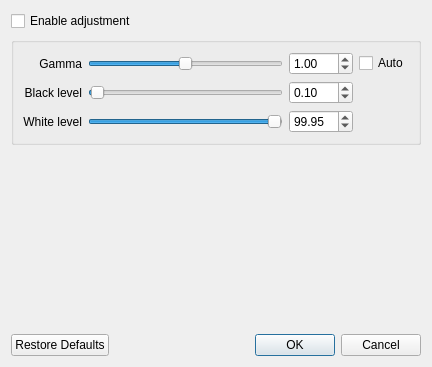
This is client/src/ui/dialogs/adjust_video_dialog.ui in networkoptix/nx_open as Qt 5 draws it before an edit. The edited form follows.
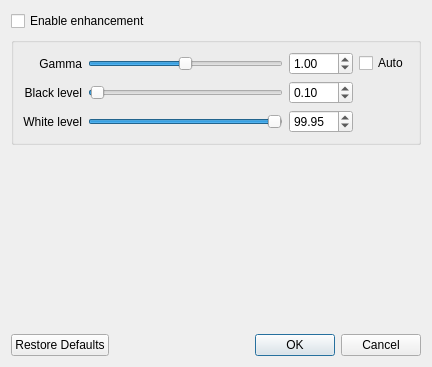
This is the edited form. Custom widgets are drawn as their Qt base class.

What changed in the file:
```diff
--- a/client/src/ui/dialogs/adjust_video_dialog.ui
+++ b/client/src/ui/dialogs/adjust_video_dialog.ui
@@ -20,7 +20,7 @@
    <item>
     <widget class="QCheckBox" name="enableAdjustment">
      <property name="text">
-      <string>Enable adjustment</string>
+      <string>Enable enhancement</string>
      </property>
     </widget>
    </item>
```
Left out of the diff: 2 changed lines with no effect on the pictures.
